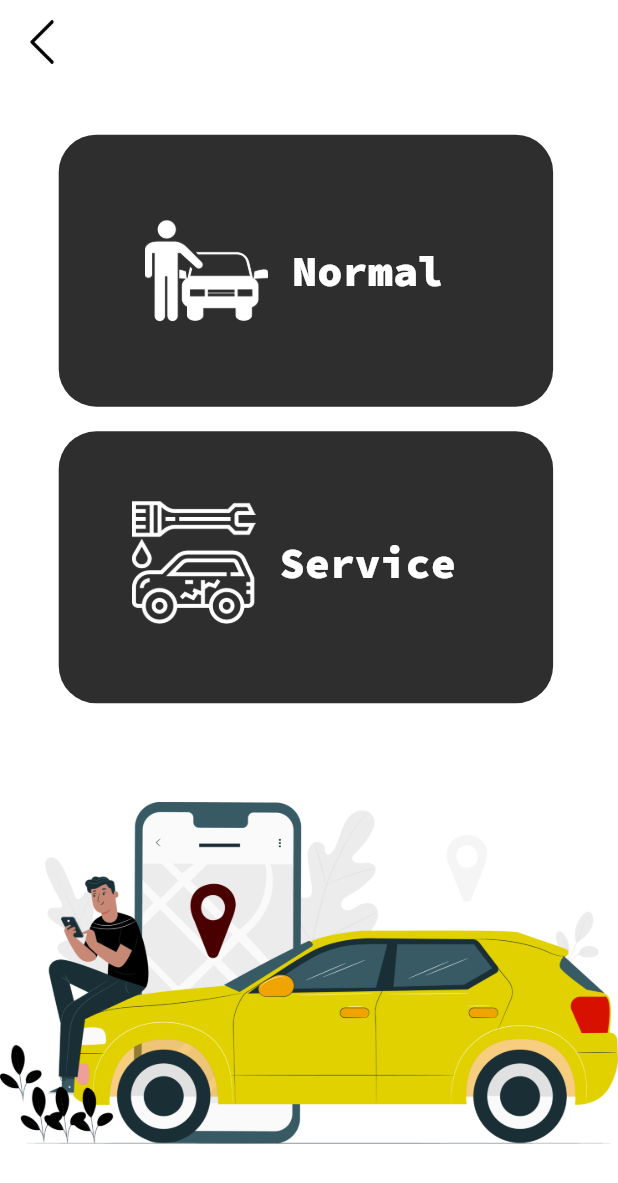
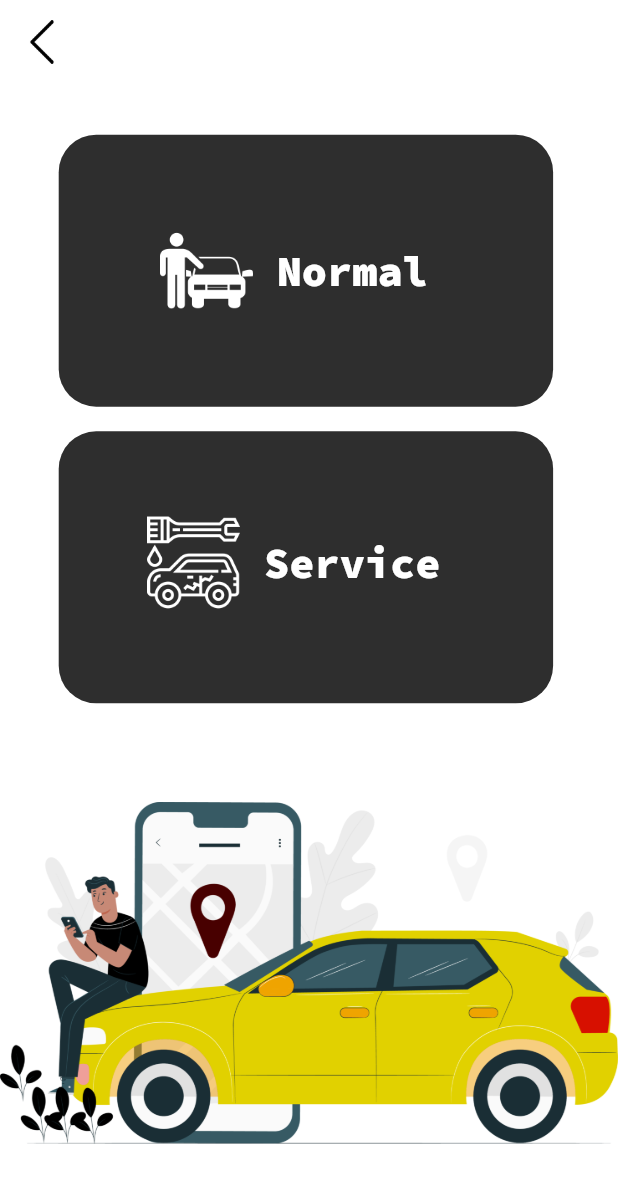
Before and after one commit to syborg2290/garage_serv, a Flutter app: the screen it shows after launch, after a tap on "Register", on a phone screen of 412 x 824 dp. Shown: the top 1183 px of the screen. Run offline on Flutter 3.47's test engine with Material 2 defaults, Android fonts, the phone set to English and light mode, and no system bars; our stand-ins replace simple_animations.

Commit message:
modify intro

```diff
--- a/lib/initials/intro.dart
+++ b/lib/initials/intro.dart
@@ -97,12 +97,15 @@ class _IntroState extends State<Intro> {
                                 children: <Widget>[
                                   Image.asset(
                                     "assets/Icons/normal.png",
-                                    width: width * 0.2,
+                                    width: width * 0.15,
                                     height: height * 0.2,
                                     color: Colors.white,
                                   ),
                                   Padding(
-                                    padding: const EdgeInsets.all(16.0),
+                                    padding: EdgeInsets.all(
+                                        orientation == Orientation.portrait
+                                            ? 16.0
+                                            : 0.0),
                                     child: Text(
                                       'Normal',
                                       style: TextStyle(
@@ -155,12 +158,15 @@ class _IntroState extends State<Intro> {
                             children: <Widget>[
                               Image.asset(
                                 "assets/Icons/service.png",
-                                width: width * 0.2,
+                                width: width * 0.15,
                                 height: height * 0.2,
                                 color: Colors.white,
                               ),
                               Padding(
-                                padding: const EdgeInsets.all(16.0),
+                                padding: EdgeInsets.all(
+                                    orientation == Orientation.portrait
+                                        ? 16.0
+                                        : 0.0),
                                 child: Text(
                                   'Service',
                                   style: TextStyle(
```
